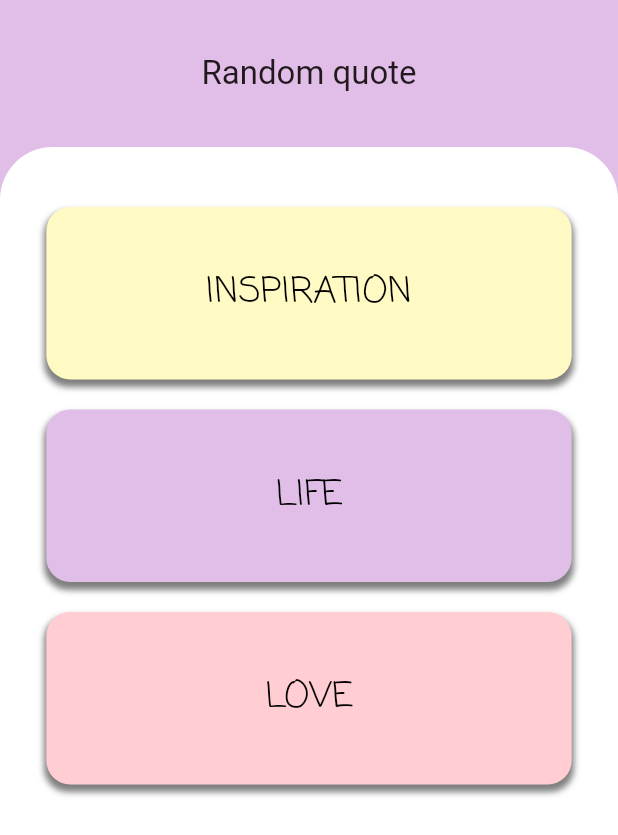
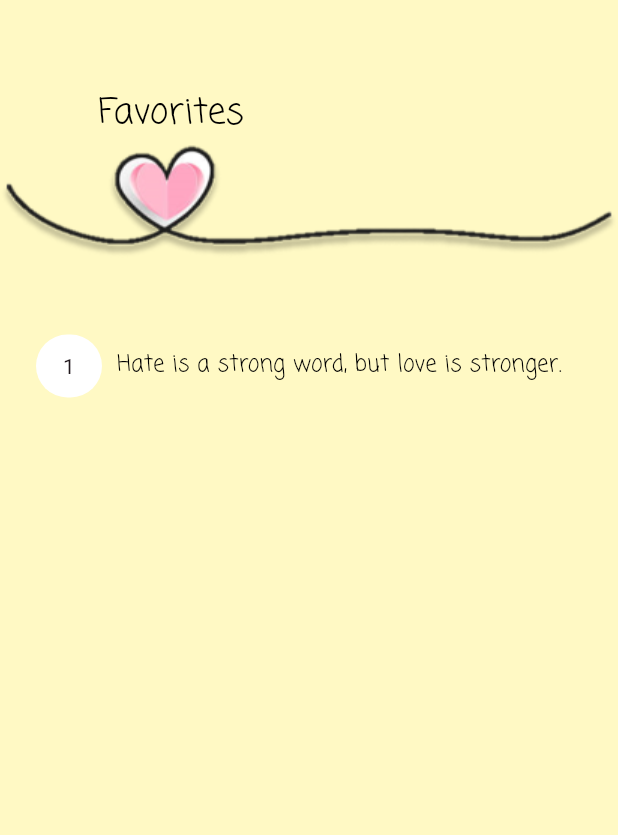
Before and after one commit to Sanjarbek17/quotes_app, a Flutter app: the screen it shows after launch, on a phone screen of 412 x 824 dp. Shown: the top 835 px of the screen. Run offline on Flutter 3.47's test engine with Material 3 defaults, Android fonts, the phone set to English and light mode, and no system bars; our stand-ins replace awesome_extensions.

Commit message:
category screen

```diff
--- a/lib/core/custom_theme.dart
+++ b/lib/core/custom_theme.dart
@@ -12,6 +12,11 @@ final lightTheme = ThemeData(
 const lightTextTheme = TextTheme(
   headlineSmall: TextStyle(
     fontSize: 24,
+    color: Colors.black,
+    fontFamily: 'Coming Soon',
+  ),
+  titleMedium: TextStyle(
+    fontSize: 15,
     color: Colors.black,
     fontFamily: 'Coming Soon',
   ),
--- a/lib/custom_router.dart
+++ b/lib/custom_router.dart
@@ -1,10 +1,12 @@
 import 'package:flutter/material.dart';
+import 'package:quotes_app/pages/category_screen.dart';
 import 'package:quotes_app/pages/home_screen.dart';
 import 'package:quotes_app/pages/splash_screen.dart';
 
 class CustomRouter {
   static const String home = '/home';
   static const String splashPage = '/splashPage';
+  static const String categoryScreen = '/categoryScreen';
 
   static Route<dynamic> generateRoute(RouteSettings settings) {
     switch (settings.name) {
@@ -12,6 +14,8 @@ class CustomRouter {
         return MaterialPageRoute(builder: (_) => const HomeScreen());
       case splashPage:
         return MaterialPageRoute(builder: (_) => const SplashPage());
+      case categoryScreen:
+        return MaterialPageRoute(builder: (_) => const CategoryScreen());
       default:
         return MaterialPageRoute(builder: (_) => const Placeholder());
     }
--- a/lib/gen/assets.gen.dart
+++ b/lib/gen/assets.gen.dart
@@ -29,12 +29,17 @@ class $AssetsImagesGen {
   AssetGenImage get heartPicture =>
       const AssetGenImage('assets/images/heart_picture.png');
 
+  /// File path: assets/images/left_hearht_picture.png
+  AssetGenImage get leftHearhtPicture =>
+      const AssetGenImage('assets/images/left_hearht_picture.png');
+
   /// File path: assets/images/main_heart_picture.png
   AssetGenImage get mainHeartPicture =>
       const AssetGenImage('assets/images/main_heart_picture.png');
 
   /// List of all assets
-  List<AssetGenImage> get values => [heartPicture, mainHeartPicture];
+  List<AssetGenImage> get values =>
+      [heartPicture, leftHearhtPicture, mainHeartPicture];
 }
 
 class Assets {
--- /dev/null
+++ b/lib/gen/fonts.gen.dart
@@ -0,0 +1,15 @@
+/// GENERATED CODE - DO NOT MODIFY BY HAND
+/// *****************************************************
+///  FlutterGen
+/// *****************************************************
+
+// coverage:ignore-file
+// ignore_for_file: type=lint
+// ignore_for_file: directives_ordering,unnecessary_import,implicit_dynamic_list_literal,deprecated_member_use
+
+class FontFamily {
+  FontFamily._();
+
+  /// Font family: Coming Soon
+  static const String comingSoon = 'Coming Soon';
+}
--- a/lib/main.dart
+++ b/lib/main.dart
@@ -15,7 +15,7 @@ class MyApp extends StatelessWidget {
       title: 'Flutter Demo',
       theme: lightTheme,
       onGenerateRoute: CustomRouter.generateRoute,
-      initialRoute: CustomRouter.home,
+      initialRoute: CustomRouter.categoryScreen,
     );
   }
 }
--- /dev/null
+++ b/lib/pages/category_screen.dart
@@ -0,0 +1,55 @@
+import 'package:awesome_extensions/awesome_extensions.dart';
+import 'package:flutter/material.dart';
+import 'package:quotes_app/gen/assets.gen.dart';
+
+class CategoryScreen extends StatelessWidget {
+  const CategoryScreen({super.key});
+
+  @override
+  Widget build(BuildContext context) {
+    return Scaffold(
+      backgroundColor: Colors.yellow.shade100,
+      body: SafeArea(
+        child: Column(
+          children: [
+            Stack(
+              children: [
+                Image.asset(Assets.images.leftHearhtPicture.path),
+                Positioned(
+                  top: 60,
+                  left: 65,
+                  child: Text('Favorites', style: context.headlineSmall),
+                ),
+              ],
+            ),
+            Padding(
+              padding: const EdgeInsets.symmetric(horizontal: 24.0),
+              child: SizedBox(
+                width: context.width - 48,
+                child: Row(
+                  children: [
+                    Container(
+                      width: 44,
+                      height: 42,
+                      decoration: BoxDecoration(
+                        color: Colors.white,
+                        borderRadius: BorderRadius.circular(50),
+                      ),
+                      alignment: Alignment.center,
+                      child: const Text('1'),
+                    ),
+                    const SizedBox(width: 10),
+                    Text(
+                      'Hate is a strong word, but love is stronger.',
+                      style: context.titleMedium,
+                    )
+                  ],
+                ),
+              ),
+            )
+          ],
+        ),
+      ),
+    );
+  }
+}
```
Also changed, not shown: assets/images/left_hearht_picture.png (added).
